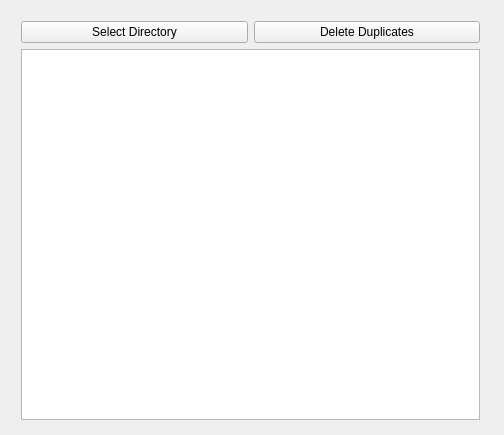
The window that mainwindow.ui (xQsme/Delete-Duplicates) describes before a commit, drawn with Qt 5.
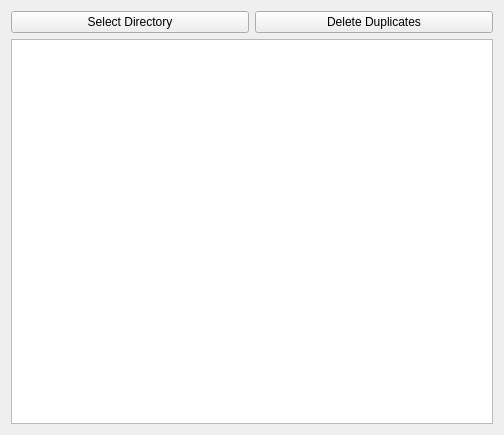
The same window after the commit.

```diff
--- a/mainwindow.ui
+++ b/mainwindow.ui
@@ -14,15 +14,8 @@
    <string>Remove Duplicates</string>
   </property>
   <widget class="QWidget" name="centralWidget">
-   <widget class="QWidget" name="">
-    <property name="geometry">
-     <rect>
-      <x>10</x>
-      <y>10</y>
-      <width>481</width>
-      <height>421</height>
-     </rect>
-    </property>
+   <layout class="QHBoxLayout" name="horizontalLayout_2">
+    <item>
     <layout class="QVBoxLayout" name="verticalLayout">
      <item>
       <layout class="QHBoxLayout" name="horizontalLayout">
@@ -46,7 +39,8 @@
       <widget class="QTextBrowser" name="textBrowser"/>
      </item>
     </layout>
-   </widget>
+    </item>
+   </layout>
   </widget>
  </widget>
  <layoutdefault spacing="6" margin="11"/>
```
Lines whose indentation alone changed are shown as unchanged.
